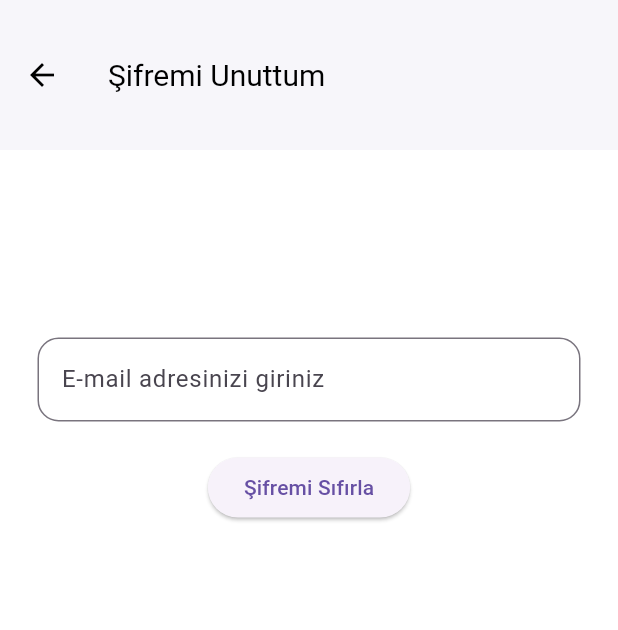
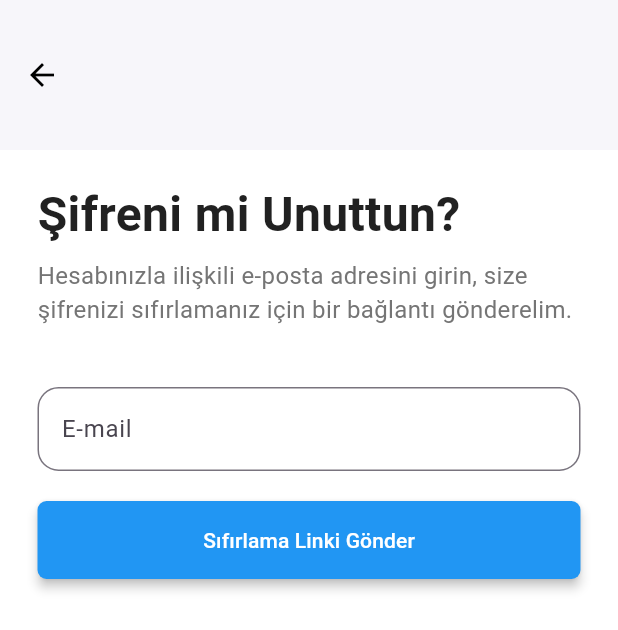
Before and after one commit to recepzgrmh/DoktorumOnline-AI, a Flutter app: the ResetPassword screen opened directly, on a phone screen of 412 x 824 dp. Shown: the top 630 px of the screen. Run offline on Flutter 3.47's test engine with Material 3 defaults, Android fonts, the phone set to English and light mode, and no system bars; our stand-ins replace cloud_firestore, firebase_auth, firebase_core, get; accounts and stored records are empty.

Commit message:
reset password dosyası güncellendi

```diff
--- a/lib/screens/reset_password.dart
+++ b/lib/screens/reset_password.dart
@@ -20,29 +20,52 @@ class _ResetPasswordState extends State<ResetPassword> {
   Widget build(BuildContext context) {
     return Scaffold(
       appBar: AppBar(
-        title: const Text("Şifremi Unuttum"),
         leading: IconButton(
           onPressed: () => Navigator.pop(context),
           icon: const Icon(Icons.arrow_back),
         ),
         toolbarHeight: 100,
       ),
-      body: Center(
-        child: Padding(
-          padding: const EdgeInsets.all(25.0),
+      body: SafeArea(
+        child: SingleChildScrollView(
+          padding: const EdgeInsets.symmetric(horizontal: 25, vertical: 20),
+          child: Center(
             child: Column(
+              crossAxisAlignment: CrossAxisAlignment.start,
               children: [
-              const SizedBox(height: 100),
-              TextInputs(
-                labelText: 'E-mail adresinizi giriniz',
-                controller: email,
+                Text(
+                  "Şifreni mi Unuttun?",
+                  style: TextStyle(
+                    fontSize: 32,
+                    fontWeight: FontWeight.bold,
+                    color: Colors.grey.shade900,
                   ),
+                ),
+                const SizedBox(height: 6),
+                Text(
+                  "Hesabınızla ilişkili e-posta adresini girin, size şifrenizi sıfırlamanız için bir bağlantı gönderelim.",
+                  style: TextStyle(fontSize: 16, color: Colors.grey.shade600),
+                ),
+
+                const SizedBox(height: 40),
+                TextInputs(labelText: 'E-mail', controller: email),
                 const SizedBox(height: 20),
                 ElevatedButton(
                   onPressed: resetPassword,
-                child: const Text("Şifremi Sıfırla"),
+                  style: ElevatedButton.styleFrom(
+                    backgroundColor: Colors.blue,
+                    foregroundColor: Colors.white,
+                    padding: const EdgeInsets.symmetric(vertical: 16),
+                    minimumSize: const Size.fromHeight(48),
+                    elevation: 3,
+                    shape: RoundedRectangleBorder(
+                      borderRadius: BorderRadius.circular(6),
+                    ),
+                  ),
+                  child: Text("Sıfırlama Linki Gönder"),
                 ),
               ],
+            ),
           ),
         ),
       ),
```
Also changed, not shown: lib/screens/sign_in.dart (+5 -7 lines), lib/screens/sign_up.dart (+9 -9 lines), medya1.gif (added). Lines whose indentation alone changed are shown as unchanged.
